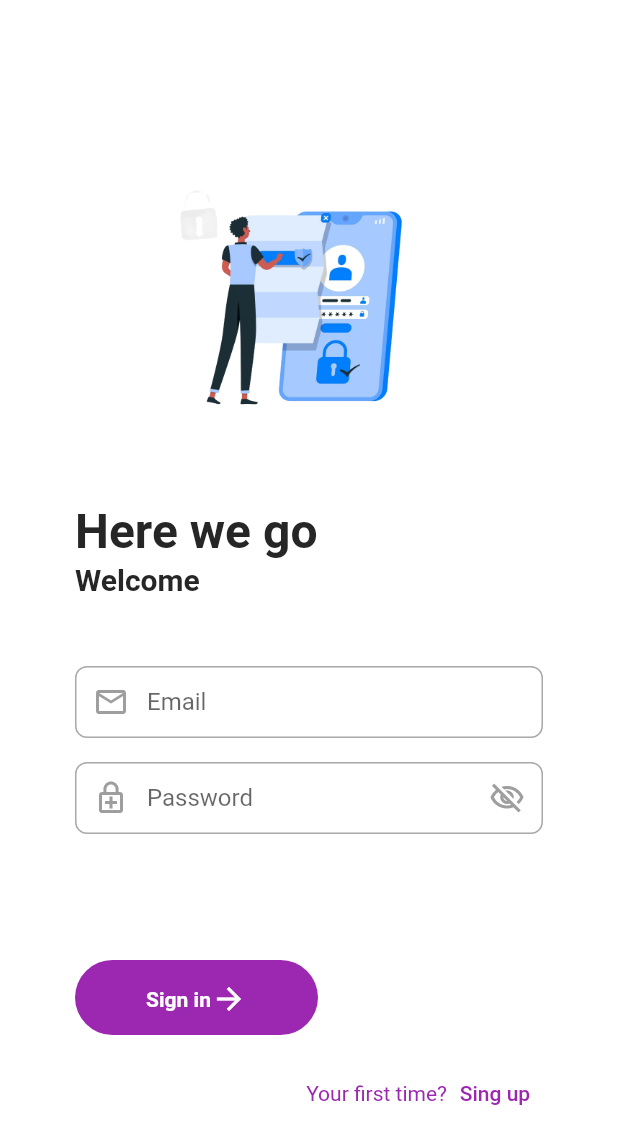
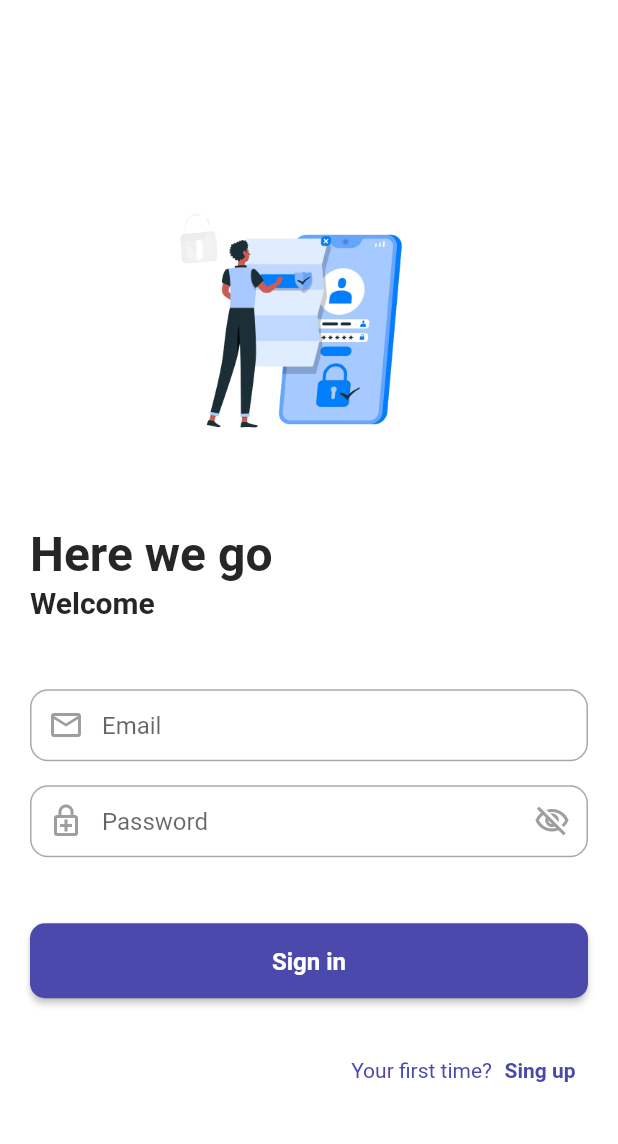
Before and after one commit to ponlakrit1/flutter_fake_shop, a Flutter app: the screen it shows after launch, on a phone screen of 412 x 824 dp. Shown: the top 1144 px of the screen. Run offline on Flutter 3.47's test engine with Material 3 defaults, Android fonts, the phone set to English and light mode, and no system bars; our stand-ins replace bloc, cached_network_image, equatable, flutter_bloc, flutter_cache_manager, flutter_dotenv and 2 more; Roboto replaces fonts that are missing (NotoSansThai, SukumvitSetSemiBold); statements that could not run were skipped.

Commit message:
fix: 🐛 Change login screen UI

```diff
--- a/lib/core/di/injector.dart
+++ b/lib/core/di/injector.dart
@@ -1,10 +1,17 @@
 import 'package:flutter_fake_shop/core/env/environment.dart';
 import 'package:flutter_fake_shop/core/routes/routes.dart';
+import 'package:flutter_fake_shop/features/auth/presentation/page/login/bloc/login_bloc.dart';
 import 'package:get_it/get_it.dart';
 
 final GetIt injector = GetIt.instance;
 
 Future<void> initializeDependencies() async {
+  //! Bloc
+  injector.registerFactory(
+    () => LoginBloc(),
+  );
+
+  //! Core
   injector.registerLazySingleton<Environment>(() => Environment());
   injector.registerLazySingleton(() => router);
 }
--- a/lib/core/routes/routes.dart
+++ b/lib/core/routes/routes.dart
@@ -1,5 +1,5 @@
 import 'package:flutter/material.dart';
-import 'package:flutter_fake_shop/features/auth/presentation/page/login_screen.dart';
+import 'package:flutter_fake_shop/features/auth/presentation/page/login/login_screen.dart';
 import 'package:go_router/go_router.dart';
 
 final GlobalKey<NavigatorState> _mainNavigatorKey = GlobalKey<NavigatorState>();
--- a/lib/core/widget/fs_input.dart
+++ b/lib/core/widget/fs_input.dart
@@ -2,22 +2,26 @@ import 'package:flutter/material.dart';
 
 class FsInput extends StatefulWidget {
   final TextEditingController controller;
-  final String hintText;
-  final bool obscureText;
+  final String? hintText;
+  final bool? obscureText;
   final Icon? prefixIcon;
+  final Icon? suffixIcon;
   final String? errorText;
-  final Function(String) onChanged;
-  final String? Function(String?) validator;
+  final OutlineInputBorder? border;
+  final Function(String)? onChanged;
+  final String? Function(String?)? validator;
 
   const FsInput({
     super.key,
     required this.controller,
-    required this.hintText,
-    required this.obscureText,
+    this.hintText,
+    this.obscureText,
     this.prefixIcon,
+    this.suffixIcon,
     this.errorText,
-    required this.onChanged,
-    required this.validator,
+    this.border,
+    this.onChanged,
+    this.validator,
   });
 
   @override
@@ -31,7 +35,7 @@ class _InputWidgetState extends State<FsInput> {
   void initState() {
     super.initState();
 
-    visibility = widget.obscureText;
+    visibility = widget.obscureText ?? false;
   }
 
   @override
@@ -46,9 +50,7 @@ class _InputWidgetState extends State<FsInput> {
         obscureText: visibility,
         autovalidateMode: AutovalidateMode.onUserInteraction,
         decoration: InputDecoration(
-          border: OutlineInputBorder(
-            borderRadius: BorderRadius.circular(8.0),
-          ),
+          border: widget.border,
           contentPadding: const EdgeInsets.symmetric(
             vertical: 8.0,
             horizontal: 8.0,
@@ -56,8 +58,19 @@ class _InputWidgetState extends State<FsInput> {
           hintText: widget.hintText,
           prefixIcon: widget.prefixIcon,
           prefixIconColor: Colors.grey,
-          suffixIcon: widget.obscureText
-              ? IconButton(
+          suffixIcon: widget.obscureText != null
+              ? _buildPasswordSuffixIcon()
+              : widget.suffixIcon,
+          errorText: widget.errorText,
+        ),
+        onChanged: widget.onChanged,
+        validator: widget.validator,
+      ),
+    );
+  }
+
+  Widget _buildPasswordSuffixIcon() {
+    return IconButton(
       icon: visibility
           ? const Icon(
               Icons.visibility_off_outlined,
@@ -72,13 +85,6 @@ class _InputWidgetState extends State<FsInput> {
           visibility = !visibility;
         });
       },
-                )
-              : null,
-          errorText: widget.errorText,
-        ),
-        onChanged: widget.onChanged,
-        validator: widget.validator,
-      ),
     );
   }
 }
--- /dev/null
+++ b/lib/features/auth/presentation/page/login/bloc/login_bloc.dart
@@ -0,0 +1,13 @@
+import 'package:bloc/bloc.dart';
+import 'package:equatable/equatable.dart';
+
+part 'login_event.dart';
+part 'login_state.dart';
+
+class LoginBloc extends Bloc<LoginEvent, LoginState> {
+  LoginBloc() : super(LoginInitial()) {
+    on<AuthenticationEvent>((event, emit) async {
+      emit(LoginSuccess());
+    });
+  }
+}
--- /dev/null
+++ b/lib/features/auth/presentation/page/login/bloc/login_event.dart
@@ -0,0 +1,15 @@
+part of 'login_bloc.dart';
+
+sealed class LoginEvent extends Equatable {
+  const LoginEvent();
+
+  @override
+  List<Object> get props => [];
+}
+
+class AuthenticationEvent extends LoginEvent {
+  final String email;
+  final String password;
+
+  const AuthenticationEvent(this.email, this.password);
+}
--- /dev/null
+++ b/lib/features/auth/presentation/page/login/bloc/login_state.dart
@@ -0,0 +1,36 @@
+part of 'login_bloc.dart';
+
+sealed class LoginState extends Equatable {
+  const LoginState();
+
+  @override
+  List<Object> get props => [];
+}
+
+final class LoginInitial extends LoginState {}
+
+class LoginSuccess extends LoginState {}
+
+class LoginFailed extends LoginState {}
+
+class LoginFailedValidateEmail extends LoginState {
+  final String emailErrorMsg;
+
+  const LoginFailedValidateEmail({
+    required this.emailErrorMsg,
+  });
+
+  @override
+  List<Object> get props => [emailErrorMsg];
+}
+
+class LoginFailedValidatePassword extends LoginState {
+  final String passwordErrorMsg;
+
+  const LoginFailedValidatePassword({
+    required this.passwordErrorMsg,
+  });
+
+  @override
+  List<Object> get props => [passwordErrorMsg];
+}
--- /dev/null
+++ b/lib/features/auth/presentation/page/login/login_screen.dart
@@ -0,0 +1,138 @@
+import 'package:flutter/material.dart';
+import 'package:flutter_bloc/flutter_bloc.dart';
+import 'package:flutter_fake_shop/core/di/injector.dart';
+import 'package:flutter_fake_shop/core/theme/app_color.dart';
+import 'package:flutter_fake_shop/core/theme/text_theme_extension.dart';
+import 'package:flutter_fake_shop/core/widget/fs_button.dart';
+import 'package:flutter_fake_shop/core/widget/fs_input.dart';
+import 'package:flutter_fake_shop/features/auth/presentation/page/login/bloc/login_bloc.dart';
+
+class LoginScreen extends StatelessWidget {
+  static const String routeName = '/login';
+
+  LoginScreen({super.key});
+
+  final _formKey = GlobalKey<FormState>();
+
+  final _emailCtrl = TextEditingController();
+  final _passwordCtrl = TextEditingController();
+
+  @override
+  Widget build(BuildContext context) {
+    return Scaffold(
+      body: BlocProvider(
+        create: (context) => injector<LoginBloc>(),
+        child: BlocConsumer<LoginBloc, LoginState>(
+          listener: (context, state) {},
+          builder: (context, state) {
+            return Form(
+              key: _formKey,
+              child: Padding(
+                padding: const EdgeInsets.symmetric(horizontal: 20),
+                child: Column(
+                  mainAxisAlignment: MainAxisAlignment.center,
+                  crossAxisAlignment: CrossAxisAlignment.start,
+                  children: [
+                    Center(
+                      child: Image.asset(
+                        'assets/images/auth/login_header.png',
+                        width: 240.0,
+                        height: 240.0,
+                      ),
+                    ),
+                    const SizedBox(height: 24.0),
+                    Text(
+                      'Here we go',
+                      style:
+                          Theme.of(context).textTheme.h1.copyWith(fontSize: 32),
+                    ),
+                    Text(
+                      'Welcome',
+                      style: Theme.of(context).textTheme.h4,
+                    ),
+                    const SizedBox(height: 36.0),
+                    FsInput(
+                      controller: _emailCtrl,
+                      hintText: 'Email',
+                      prefixIcon: const Icon(Icons.email_outlined),
+                      border: OutlineInputBorder(
+                        borderRadius: BorderRadius.circular(12.0),
+                      ),
+                      errorText: state is LoginFailedValidateEmail
+                          ? state.emailErrorMsg
+                          : null,
+                      validator: (text) {
+                        if (text == null || text.isEmpty) {
+                          return 'Please enter email';
+                        } else if (!RegExp(
+                                r'^.+@[a-zA-Z]+\.{1}[a-zA-Z]+(\.{0,1}[a-zA-Z]+)$')
+                            .hasMatch(text)) {
+                          return 'Please enter valid email (you@mail.com)';
+                        }
+
+                        return null;
+                      },
+                    ),
+                    FsInput(
+                      controller: _passwordCtrl,
+                      hintText: 'Password',
+                      obscureText: true,
+                      prefixIcon:
+                          const Icon(Icons.enhanced_encryption_outlined),
+                      border: OutlineInputBorder(
+                        borderRadius: BorderRadius.circular(12.0),
+                      ),
+                      errorText: state is LoginFailedValidatePassword
+                          ? state.passwordErrorMsg
+                          : null,
+                      validator: (text) {
+                        if (text!.length < 8) {
+                          return 'A minimum 8 characters password';
+                        }
+
+                        return null;
+                      },
+                    ),
+                    const SizedBox(height: 36.0),
+                    FsButton(
+                      buttonColor: AppColor.primary,
+                      onPressed: () {},
+                      label: 'Sign in',
+                    ),
+                    const SizedBox(height: 24.0),
+                    Row(
+                      mainAxisAlignment: MainAxisAlignment.end,
+                      crossAxisAlignment: CrossAxisAlignment.center,
+                      mainAxisSize: MainAxisSize.max,
+                      children: <Widget>[
+                        Text(
+                          'Your first time?',
+                          style: Theme.of(context)
+                              .textTheme
+                              .p4
+                              .copyWith(color: AppColor.primary),
+                        ),
+                        TextButton(
+                          onPressed: () => {},
+                          child: Text(
+                            'Sing up',
+                            style: Theme.of(context)
+                                .textTheme
+                                .subTitle4
+                                .copyWith(
+                                    color: AppColor.primary,
+                                    fontWeight: FontWeight.w700),
+                          ),
+                        ),
+                      ],
+                    ),
+                  ],
+                ),
+              ),
+            );
+          },
+        ),
+      ),
+    );
+  }
+}
--- a/lib/features/auth/presentation/page/login_screen.dart
+++ /dev/null
@@ -1,171 +0,0 @@
-import 'package:flutter/material.dart';
-import 'package:flutter_fake_shop/core/theme/text_theme_extension.dart';
-import 'package:flutter_fake_shop/core/widget/fs_input.dart';
-
-class LoginScreen extends StatelessWidget {
-  static const String routeName = '/login';
-
-  LoginScreen({super.key});
-
-  final _formKey = GlobalKey<FormState>();
-
-  final _emailCtrl = TextEditingController();
-  final _passwordCtrl = TextEditingController();
-
-  @override
-  Widget build(BuildContext context) {
-    return Scaffold(
-      body: Form(
-        key: _formKey,
-        child: Padding(
-          padding: const EdgeInsets.symmetric(horizontal: 50),
-          child: Column(
-            mainAxisAlignment: MainAxisAlignment.center,
-            crossAxisAlignment: CrossAxisAlignment.start,
-            children: [
-              Center(
-                child: Image.asset(
-                  'assets/images/auth/login_header.png',
-                  width: 240.0,
-                  height: 240.0,
-                ),
-              ),
-              const SizedBox(height: 24.0),
-              Text(
-                'Here we go',
-                style: Theme.of(context).textTheme.h1.copyWith(fontSize: 32),
-              ),
-              Text(
-                'Welcome',
-                style: Theme.of(context).textTheme.h4,
-              ),
-              const SizedBox(height: 36.0),
-              FsInput(
-                controller: _emailCtrl,
-                hintText: 'Email',
-                obscureText: false,
-                prefixIcon: const Icon(Icons.email_outlined),
-                // errorText: state is LoginFailedValidateEmail
-                //     ? state.emailErrorMsg
-                //     : null,
-                onChanged: (text) {},
-                validator: (text) {
-                  // if (!EmailValidator.validate(text!)) {
-                  //   return 'กรุณากรอกอีเมลให้ถูกต้อง (you@example.com)';
-                  // }
-
-                  return null;
-                },
-              ),
-              FsInput(
-                controller: _passwordCtrl,
-                hintText: 'Password',
-                obscureText: true,
-                prefixIcon: const Icon(Icons.enhanced_encryption_outlined),
-                // errorText: state is LoginFailedValidatePassword
-                //     ? state.passwordErrorMsg
-                //     : null,
-                onChanged: (text) {},
-                validator: (text) {
-                  if (text!.length < 8) {
-                    return 'กรุณากรอกรหัสผ่าน (อย่างน้อย 8 ตัวอักษร)';
-                  }
-
-                  return null;
-                },
-              ),
-              const SizedBox(height: 36.0),
-              _signinButton(context, _formKey),
-              _firstTime(context),
-            ],
-          ),
-        ),
-      ),
-    );
-  }
-}
-
-Widget _signinButton(BuildContext context, _formKey) {
-  return Padding(
-    padding: const EdgeInsets.only(
-      top: 40,
-      right: 150,
-    ),
-    child: Container(
-      alignment: Alignment.bottomRight,
-      height: 50,
-      width: MediaQuery.of(context).size.width,
-      decoration: BoxDecoration(
-        color: Colors.purple,
-        borderRadius: BorderRadius.circular(30),
-      ),
-      child: TextButton(
-        onPressed: () {
-          if (_formKey.currentState.validate()) {
-            // context.read<SigninBloc>().add(SigninSubmitted());
-          }
-          // Navigator.push(
-          //     context,
-          //     MaterialPageRoute(
-          //         builder: (context) => IntroductionPage())
-          //         );
-        },
-        child: Row(
-          mainAxisAlignment: MainAxisAlignment.center,
-          children: <Widget>[
-            Text(
-              'Sign in',
-              style: TextStyle(
-                color: Colors.white,
-                fontFamily: 'SukumvitSetSemiBold',
-                fontSize: 14,
-                fontWeight: FontWeight.w700,
-              ),
-            ),
-            Icon(
-              Icons.arrow_forward,
-              color: Colors.white,
-            ),
-          ],
-        ),
-      ),
-    ),
-  );
-}
-
-Widget _firstTime(BuildContext context) {
-  return Container(
-    width: MediaQuery.of(context).size.width * 1,
-    child: Padding(
-      padding: const EdgeInsets.only(top: 15),
-      //color: Colors.red,
-
-      child: Row(
-        mainAxisAlignment: MainAxisAlignment.end,
-        crossAxisAlignment: CrossAxisAlignment.center,
-        mainAxisSize: MainAxisSize.max,
-        children: <Widget>[
-          Text(
-            'Your first time?',
-            style: TextStyle(
-              fontFamily: 'SukumvitSetSemiBold',
-              fontSize: 14,
-              color: Colors.purple,
-            ),
-          ),
-          TextButton(
-            onPressed: () => {},
-            child: Text(
-              'Sing up',
-              style: TextStyle(
-                fontFamily: 'SukumvitSetSemiBold',
-                fontSize: 14,
-                color: Colors.purple,
-              ),
-            ),
-          ),
-        ],
-      ),
-    ),
-  );
-}
--- a/pubspec.yaml
+++ b/pubspec.yaml
@@ -29,6 +29,7 @@ dependencies:
   get_it: ^7.7.0
   cached_network_image: ^3.3.1
   flutter_cache_manager: ^3.3.1
+  equatable: ^2.0.5
 
 dev_dependencies:
   flutter_test:
```
Lines whose indentation alone changed are shown as unchanged.
